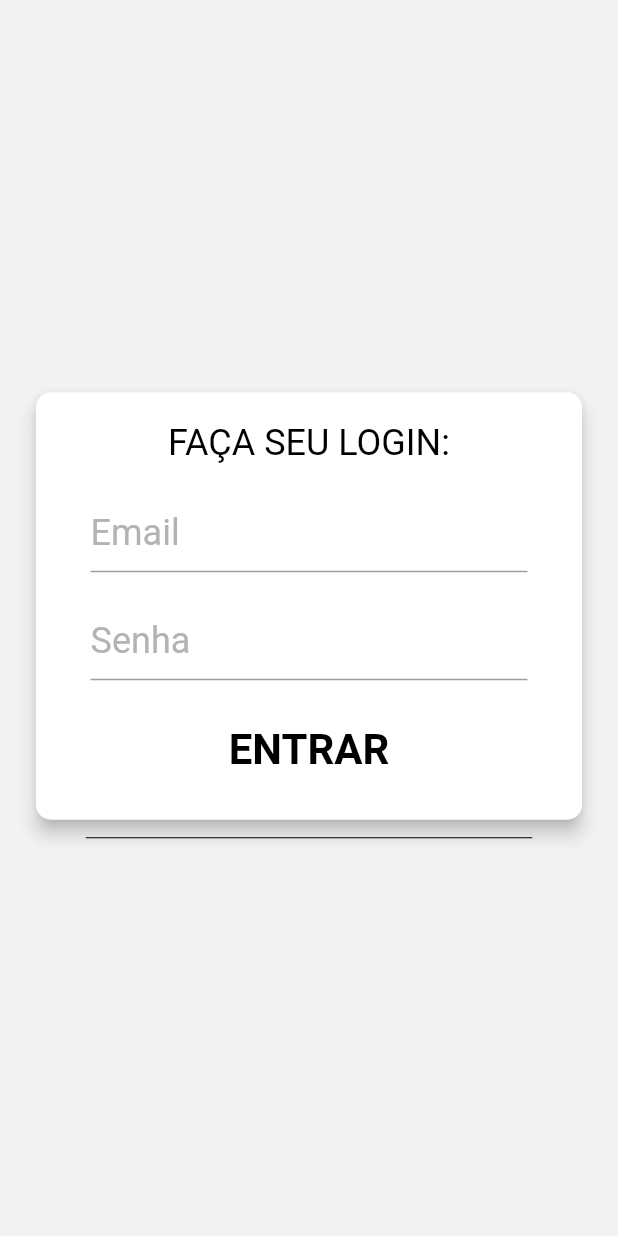
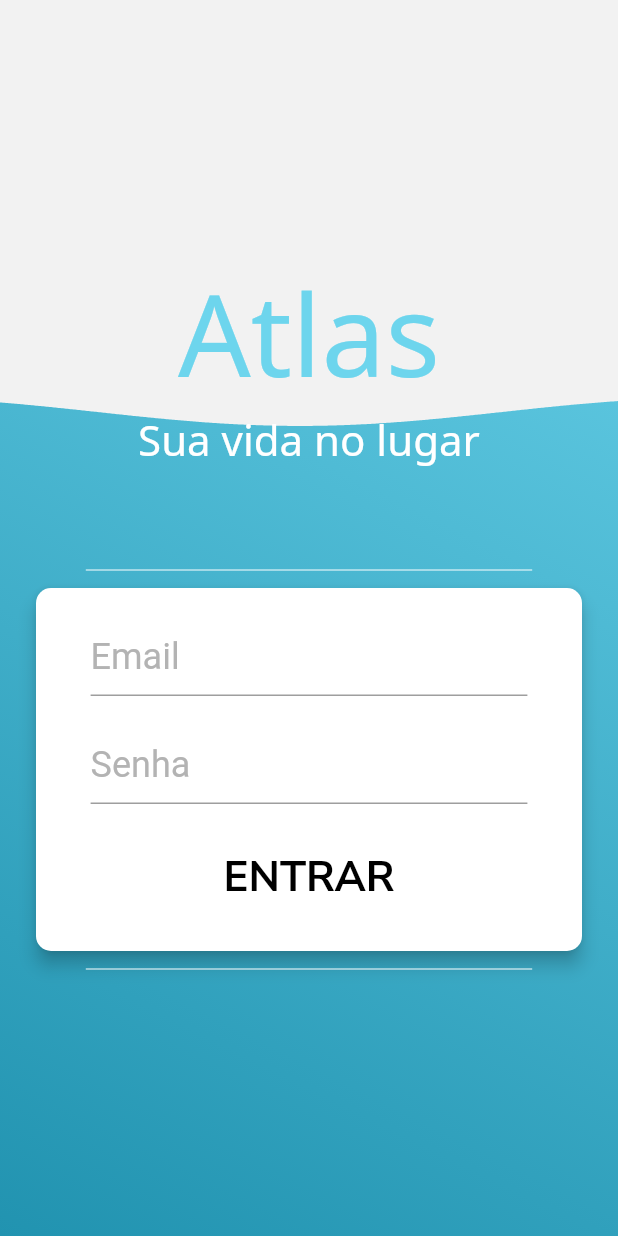
Before and after one commit to SilvaBuenoVitor/diet_controller, a Flutter app: the screen it shows after launch, on a phone screen of 412 x 824 dp. Run offline on Flutter 3.47's test engine with Material 2 defaults, Android fonts, the phone set to English and light mode, and no system bars; our stand-ins replace bloc, flutter_bloc, google_fonts.

Commit message:
Login Screen Ui Creation

```diff
--- a/lib/cubit/food_cubit.dart
+++ b/lib/cubit/food_cubit.dart
@@ -10,10 +10,10 @@ class FoodCubit extends Cubit<FoodState> {
   FoodCubit(this._repository) : super(FoodInitial());
 
   //add user id later
-  Future<void> getFood() async{
+  Future<void> getFood(int userId) async{
     try {
       emit(FoodLoading());
-      final list = await _repository.fetchFood();
+      final list = await _repository.fetchFood(userId);
       emit(FoodLoaded(list));
     } catch (e) {
       emit(FoodError("Num deu bom consagra"));
--- a/lib/cubit/login_cubit.dart
+++ b/lib/cubit/login_cubit.dart
@@ -6,14 +6,17 @@ part 'login_state.dart';
 
 class LoginCubit extends Cubit<LoginState> {
   final LoginRepository _loginRepository;
+  int _id;
   LoginCubit(this._loginRepository) : super(LoginInitial());
+  int get id => _id;
 
   Future<void> getLogin(String email, String password) async{
     try {
       emit(LoginLoading());
       final login = await _loginRepository.fetchLogin(email, password);
       if(login.statusCode == 200){
-        emit(LoginSuccess());
+        _id = int.parse(login.body.toString());
+        emit(LoginSuccess(_id));
         return;
       }
       emit(LoginFailed());
--- a/lib/cubit/login_state.dart
+++ b/lib/cubit/login_state.dart
@@ -13,8 +13,20 @@ class LoginLoading extends LoginState{
   const LoginLoading();
 }
 
-class LoginSuccess extends LoginState{
-  const LoginSuccess();
+class LoginSuccess extends LoginState {
+  final int id;
+  const LoginSuccess(this.id);
+
+  @override
+  bool operator ==(Object o) {
+    if (identical(this, o)) return true;
+
+    return o is LoginSuccess &&
+      o.id == id;
+  }
+
+  @override
+  int get hashCode => id.hashCode;
 }
 
 class LoginFailed extends LoginState{
--- /dev/null
+++ b/lib/presentation/components/clipper_widget.dart
@@ -0,0 +1,19 @@
+import 'package:flutter/material.dart';
+
+class ClipperWidget extends CustomClipper<Path> {
+  final List<Offset> waveList;
+  ClipperWidget({this.waveList});
+
+  @override
+  getClip(Size size) {
+    final Path path = Path();
+    path.addPolygon(waveList, false);
+    path.lineTo(size.width, size.height);
+    path.lineTo(0.0, size.height);
+    path.close();
+    return path;
+  }
+
+  @override
+  bool shouldReclip(CustomClipper oldClipper) => true;
+}
--- a/lib/presentation/components/custom_text_montserrat.dart
+++ b/lib/presentation/components/custom_text_montserrat.dart
@@ -1,5 +1,6 @@
 import 'package:flutter/material.dart';
 import 'package:diet_controller/utils/ui_constants.dart';
+import 'package:google_fonts/google_fonts.dart';
 
 class CustomText extends StatelessWidget {
   final String text;
@@ -31,6 +32,7 @@ class CustomText extends StatelessWidget {
         maxLines: maxLines ?? 999999,
         overflow: TextOverflow.ellipsis,
         style: TextStyle(
+          fontFamily: GoogleFonts.nunitoSans().fontFamily,
           fontSize: fontSize ?? FontSize.normal,
           fontWeight: bold ? FontWeight.bold : FontWeight.normal,
           color: color ?? Colors.black,
--- a/lib/presentation/components/loading_bar.dart
+++ b/lib/presentation/components/loading_bar.dart
@@ -8,8 +8,8 @@ class LoadingBar extends StatelessWidget {
 
   const LoadingBar({
     Key key,
-    this.accentColor = UIColors.primary,
-    this.backgroundColor = UIColors.secondary,
+    this.accentColor = UIColors.gradient1,
+    this.backgroundColor = UIColors.gradient2,
   }) : super(key: key);
 
   @override
--- /dev/null
+++ b/lib/presentation/components/wave_widget.dart
@@ -0,0 +1,80 @@
+import 'package:diet_controller/presentation/components/clipper_widget.dart';
+import 'package:diet_controller/utils/ui_constants.dart';
+import 'package:flutter/material.dart';
+import 'dart:math' as Math;
+
+class WaveWidget extends StatefulWidget {
+  final Size size;
+  final double yOffset;
+  final Color color;
+
+  WaveWidget({
+    this.size,
+    this.yOffset,
+    this.color,
+  });
+
+  @override
+  _WaveWidgetState createState() => _WaveWidgetState();
+}
+
+class _WaveWidgetState extends State<WaveWidget> with TickerProviderStateMixin {
+  AnimationController animationController;
+  List<Offset> wavePoints = [];
+
+  @override
+  void initState() {
+    super.initState();
+
+    animationController =
+        AnimationController(vsync: this, duration: Duration(milliseconds: 5000))
+          ..addListener(() {
+            wavePoints.clear();
+
+            final double waveSpeed = animationController.value * 1080;
+            final double fullSphere = animationController.value * Math.pi * 2;
+            final double normalizer = Math.cos(fullSphere);
+            final double waveWidth = Math.pi / 270;
+            final double waveHeight = 10;
+
+            for (int i = 0; i <= widget.size.width.toInt(); ++i) {
+              double calc = Math.sin((waveSpeed - i) * waveWidth);
+              wavePoints.add(
+                Offset(
+                  i.toDouble(), //X
+                  calc * waveHeight * normalizer + widget.yOffset, //Y
+                ),
+              );
+            }
+          });
+
+    animationController.repeat();
+  }
+
+  @override
+  void dispose() {
+    animationController.dispose();
+    super.dispose();
+  }
+
+  @override
+  Widget build(BuildContext context) {
+    return AnimatedBuilder(
+      animation: animationController,
+      builder: (context, _) {
+        return ClipPath(
+          clipper: ClipperWidget(
+            waveList: wavePoints,
+          ),
+          child: Container(
+            width: widget.size.width,
+            height: widget.size.height,
+            // color: widget.color,
+            decoration: BoxDecoration(gradient: LinearGradient(colors: UIColors.loginGradient,begin: Alignment.bottomLeft, end: Alignment.topRight)),
+
+          ),
+        );
+      },
+    );
+  }
+}
--- a/lib/presentation/pages/login_screen.dart
+++ b/lib/presentation/pages/login_screen.dart
@@ -2,70 +2,132 @@ import 'package:diet_controller/cubit/login_cubit.dart';
 import 'package:diet_controller/presentation/components/custom_card.dart';
 import 'package:diet_controller/presentation/components/custom_flat_button.dart';
 import 'package:diet_controller/presentation/components/custom_text_montserrat.dart';
+import 'package:diet_controller/presentation/components/loading_bar.dart';
 import 'package:diet_controller/presentation/components/vertical_spacing.dart';
+import 'package:diet_controller/presentation/components/wave_widget.dart';
 import 'package:diet_controller/utils/route_constants.dart';
 import 'package:diet_controller/utils/ui_constants.dart';
 import 'package:flutter/cupertino.dart';
 import 'package:flutter/material.dart';
 import 'package:flutter_bloc/flutter_bloc.dart';
+import 'package:google_fonts/google_fonts.dart';
 
 class LoginScreen extends StatefulWidget {
   @override
   _LoginScreenState createState() => _LoginScreenState();
 }
 
-class _LoginScreenState extends State<LoginScreen> {
+class _LoginScreenState extends State<LoginScreen> with SingleTickerProviderStateMixin{
   final TextEditingController _emailController = TextEditingController();
   final TextEditingController _passwordController = TextEditingController();
+  AnimationController _controller;
+  Animation<Offset> _offsetAnimation;
+  bool _loading = false;
+  @override
+  void initState() {
+    _controller = AnimationController(duration: const Duration(seconds: 3), vsync: this,)..forward();
+    _offsetAnimation = Tween<Offset>(begin: const Offset(0.0,-11), end: Offset.zero ).animate(CurvedAnimation(parent:_controller, curve:Curves.easeOutBack));
+    super.initState();
+  }
 
   @override
   Widget build(BuildContext context) {
     return Scaffold(
-      backgroundColor: UIColors.background,
-      body: Padding(
+      // backgroundColor: UIColors.background,
+      body: Stack(
+        children: [
+          Container(
+            height: MediaQuery.of(context).size.height/2.5,
+            width: MediaQuery.of(context).size.width,
+            color: UIColors.background,
+          ),
+          AnimatedPositioned(
+            child: WaveWidget(
+              size: MediaQuery.of(context).size,
+              yOffset: MediaQuery.of(context).size.height/3,
+            ),
+            duration: Duration(milliseconds: 500),
+            curve: Curves.easeOutQuad,
+          ),
+          Container(
+            child:Padding(
               padding: EdgeInsets.all(Spacing.normal),
               child:Column(
                 children: [
                   new Spacer(),
+                  Row(
+                    children: [
+                        Text("Atlas",style: GoogleFonts.notoSans(fontSize: FontSize.mainTitle,color: UIColors.loginGradient[1]))
+                    ],
+                    mainAxisAlignment: MainAxisAlignment.center,
+                  ),
+                  Row(
+                    children: [
+                      SlideTransition(
+                        position: _offsetAnimation,
+                        child:
+                      Text("Sua vida no lugar",style: GoogleFonts.notoSans(fontSize: FontSize.big,color:Colors.white),),
+                      ),
+                    ],
+                    mainAxisAlignment: MainAxisAlignment.center,
+                  ),
+                  VerticalSpacing(spacing: Spacing.huge,),
+                  Row(children: [
+                    Expanded(child: Container(), flex: 1,),
+                    Expanded(child: Divider(color: Colors.white,), flex: 8,),
+                    Expanded(child: Container(), flex: 1,),
+                  ],),
                   BlocConsumer<LoginCubit, LoginState>(
                     builder: (context, state) {
-                if(state is LoginInitial){
-                  return card(false);
-                } else if(state is LoginFailed){
-                  return card(false);
-                }else if(state is LoginSuccess){
+                      if(state is LoginSuccess){
                         Future.delayed(Duration.zero,()=>Navigator.pushReplacementNamed(context, KRoutes.splashScreen));
                       }
-                return card(true);
+                      return card();
                     },
                     listener: (context, state) {
                       if(state is LoginError){
-                  Scaffold.of(context).showSnackBar(SnackBar(content: CustomText("Algo deu errado")));
-                  return card(false);
+                        Scaffold.of(context).showSnackBar(SnackBar(content: CustomText("Algo deu errado"), backgroundColor: Colors.white,));
+                        setState(() {
+                          _loading = false;
+                        });
+                      }else if(state is LoginFailed){
+                        Scaffold.of(context).showSnackBar(SnackBar(content: Row(mainAxisAlignment: MainAxisAlignment.center ,children:[CustomText("Email ou Senha Incorretos")]), backgroundColor: Colors.white,));
+                        setState(() {
+                          _loading = false;
+                        });
+                      }else if(state is LoginLoading){
+                        setState(() {
+                          _loading = true;
+                        });
+                      }else if(state is LoginInitial){
+                        setState(() {
+                          _loading = false;
+                        });
                       }
                     },
                   ),
                   Row(children: [
                     Expanded(child: Container(), flex: 1,),
-              Expanded(child: Divider(color: Colors.black,), flex: 8,),
+                    Expanded(child: Divider(color: Colors.white,), flex: 8,),
                     Expanded(child: Container(), flex: 1,),
                   ],),
                   new Spacer(),
                 ],
               )
             )
+          ),
+        ],
+      )
     );
   }
 
-  Widget card(bool _loading){
+  Widget card(){
     return
     CustomCard(
       child: Form(
         child: Column(
           crossAxisAlignment: CrossAxisAlignment.center,
           children: [
-            VerticalSpacing(),
-            CustomText("FAÇA SEU LOGIN:", ),
             VerticalSpacing(),
             Row(
               children: [
@@ -103,13 +165,19 @@ class _LoginScreenState extends State<LoginScreen> {
               ],
             ),
             VerticalSpacing(),
-            CustomButton(child: CustomText("ENTRAR", bold: true,fontSize: FontSize.big,), onPressed: ()=>login(context), backgroundColor: UIColors.transparent,),
+            CustomButton(child: CustomText("ENTRAR", bold: true,fontSize: FontSize.big,), onPressed: ()=>login(context), backgroundColor: UIColors.transparent,disable: _loading,),
             VerticalSpacing(),
+            loadingBar(_loading),
           ],
         )
       )
     );
   }
+
+  Widget loadingBar(bool loading){
+    return loading ? LoadingBar() : Container();
+  }
+
   void login(BuildContext context) async {
     final loginCubit = context.read<LoginCubit>();
     loginCubit.getLogin(_emailController.text,_passwordController.text);
--- a/lib/presentation/pages/splash_screen.dart
+++ b/lib/presentation/pages/splash_screen.dart
@@ -1,4 +1,5 @@
 import 'package:diet_controller/cubit/food_cubit.dart';
+import 'package:diet_controller/cubit/login_cubit.dart';
 import 'package:diet_controller/presentation/components/custom_card.dart';
 import 'package:diet_controller/presentation/components/custom_text_montserrat.dart';
 import 'package:diet_controller/utils/route_constants.dart';
@@ -26,7 +27,7 @@ class _SplashScreenState extends State<SplashScreen> {
   }
 
   Future<void> initApp() async{
-    await context.read<FoodCubit>().getFood();
+    await context.read<FoodCubit>().getFood(context.read<LoginCubit>().id);
     setState(() {
       _loadingFoodCards = false;
     });
--- a/lib/repositories/food_repository.dart
+++ b/lib/repositories/food_repository.dart
@@ -5,11 +5,11 @@ import 'package:http/http.dart' as http;
 
 
 class FoodRepository{
-  Future<List<Food>> fetchFood() async{
+  Future<List<Food>> fetchFood(int userId) async{
     final List<Food> _listFood = new List<Food>();
     try {
       final response = await http.get(
-        Api.food+'/0',
+        Api.food+'/'+userId.toString(),
         headers: <String, String>{'Content-Type':'application/json; charset=UTF-8'},
       );
       final it = jsonDecode(response.body).iterator;
--- a/lib/utils/ui_constants.dart
+++ b/lib/utils/ui_constants.dart
@@ -9,6 +9,12 @@ class UIColors {
   static const Color secondaryDarker = Color(0xff371f4f);
   static const Color transparent = Color(0x00ffffff);
   static const Color background = Color(0xffF2F2F2);
+  static const List<Color> loginGradient = [
+    Color(0xFF2193b0),
+    Color(0xFF6dd5ed),
+  ];
+  static const Color gradient1 = Color(0xFF2193b0);
+  static const Color gradient2 = Color(0xFF6dd5ed);
 }
 
 class FontSize {
@@ -18,6 +24,7 @@ class FontSize {
   static const double normal = 24;
   static const double big = 28;
   static const double huge = 38;
+  static const double mainTitle = 76;
 }
 
 class FontColors {
--- a/pubspec.yaml
+++ b/pubspec.yaml
@@ -20,8 +20,9 @@ dependencies:
   flutter:
     sdk: flutter
   http: ^0.12.2
-  bloc: ^6.0.1
-  flutter_bloc: ^6.0.1
+  bloc: ^6.1.0
+  flutter_bloc: ^6.1.0
+  google_fonts: ^1.1.2
 
   # The following adds the Cupertino Icons font to your application.
   # Use with the CupertinoIcons class for iOS style icons.
```
Also changed, not shown: lib/presentation/components/fade_in_animation.dart (added, +67 -0 lines), lib/presentation/pages/home_screen.dart (+1 -6 lines), pubspec.lock. Lines whose indentation alone changed are shown as unchanged.
